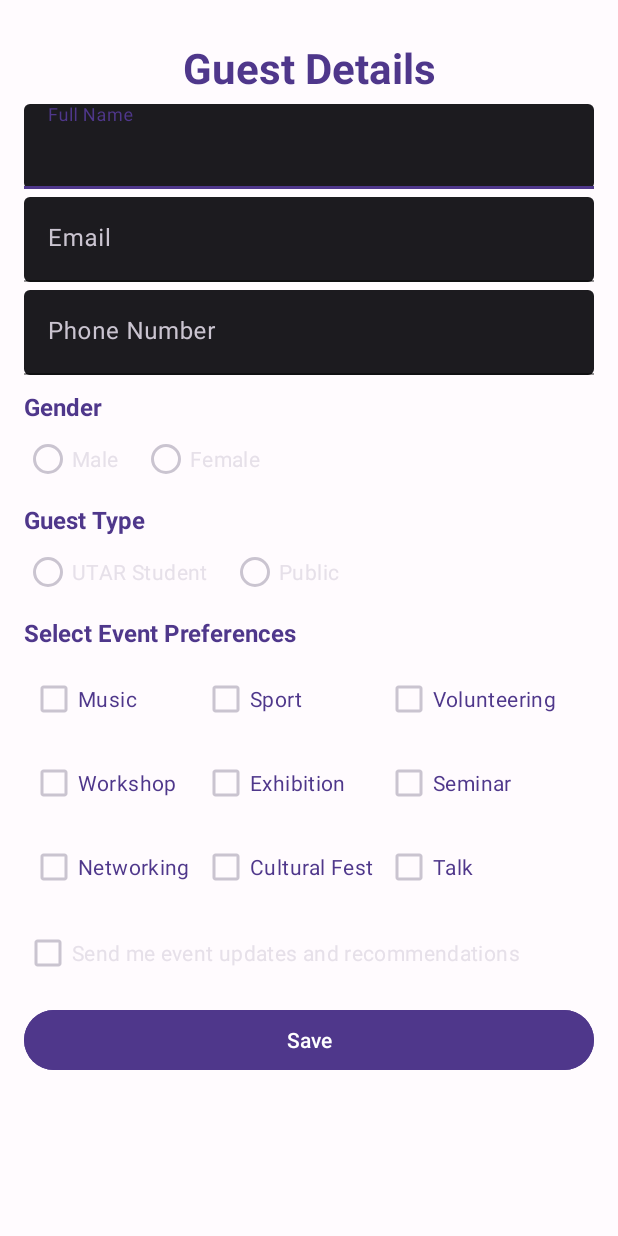
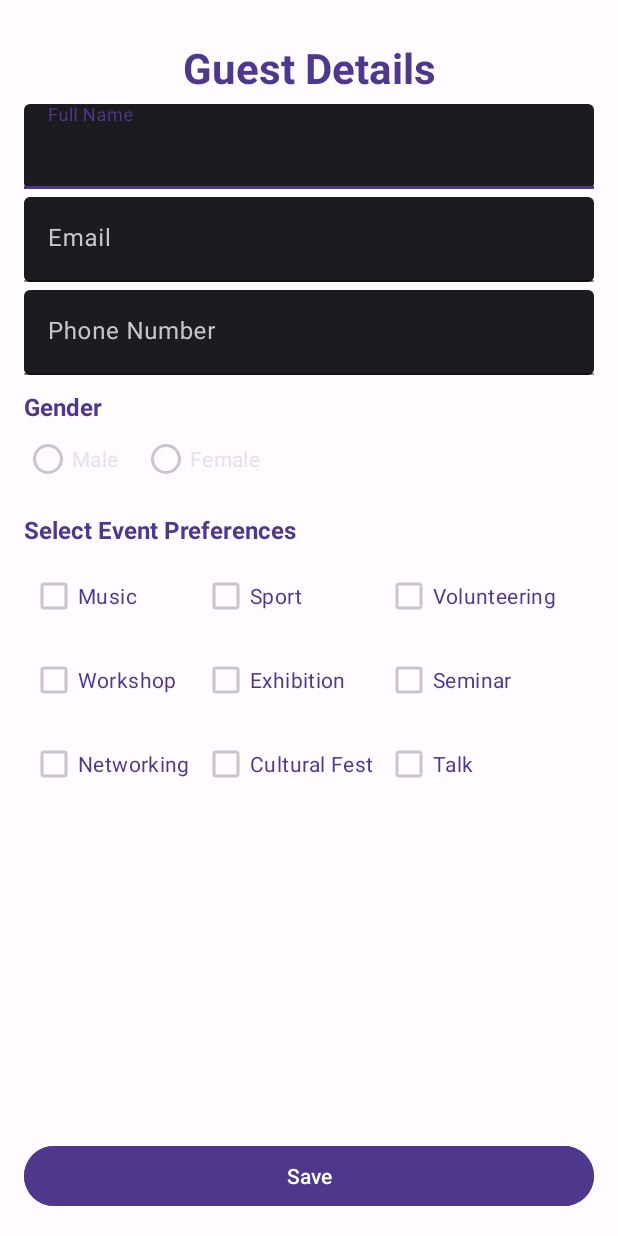
Before and after one commit to SparkySky/UTAR-ACT-a, an Android app: the layout activity_guest_form.xml on its own in the app's theme, with its tools: preview values and no code run, on a phone screen of 412 x 824 dp. Run offline under Robolectric (Android 15) with nearby library versions, the phone set to English and light mode, and no system bars.

Commit message:
Added 1. Integrated the form with profile creation and update (Require UI upgrade) 2. JSON Storage for profile (Guest & EO) 3. Guest mode is now working 4. EO profile can be stored and retrieve from Firebase

```diff
--- a/app/build.gradle
+++ b/app/build.gradle
@@ -42,9 +42,12 @@ dependencies {
     implementation libs.navigation.fragment
     implementation libs.navigation.ui
     implementation libs.firebase.auth
+    implementation libs.webkit
     testImplementation libs.junit
     androidTestImplementation libs.ext.junit
     androidTestImplementation libs.espresso.core
+
+    implementation 'com.google.code.gson:gson:2.10.1'
 
     // Import the Firebase BoM
     implementation platform('com.google.firebase:firebase-bom:34.0.0')
@@ -53,6 +56,8 @@ dependencies {
     // When using the BoM, don't specify versions in Firebase dependencies
     implementation 'com.google.firebase:firebase-analytics'
     implementation 'com.google.firebase:firebase-auth'
+    implementation 'com.google.firebase:firebase-firestore'
+
 
     //splash screen animation
     implementation "androidx.core:core-splashscreen:1.0.0"
--- a/app/src/main/res/layout/activity_guest_form.xml
+++ b/app/src/main/res/layout/activity_guest_form.xml
@@ -126,53 +126,20 @@
     </RadioGroup>
 
     <!-- Guest Type -->
-    <TextView
-        android:id="@+id/tvGuestType"
-        android:layout_width="wrap_content"
-        android:layout_height="wrap_content"
-        android:text="@string/label_guest_type"
-        android:textColor="@color/md_theme_dark_primaryContainer"
-        android:textStyle="bold"
-        android:textSize="16sp"
-        android:layout_marginTop="5dp"
-        app:layout_constraintTop_toBottomOf="@id/rgGender"
-        app:layout_constraintStart_toStartOf="parent"/>
-
-    <RadioGroup
-        android:id="@+id/rgGuestType"
-        android:layout_width="0dp"
-        android:layout_height="wrap_content"
-        android:orientation="horizontal"
-        app:layout_constraintTop_toBottomOf="@id/tvGuestType"
-        app:layout_constraintStart_toStartOf="parent"
-        app:layout_constraintEnd_toEndOf="parent">
-
-        <RadioButton
-            android:id="@+id/rbUtarStudent"
-            android:layout_width="wrap_content"
-            android:layout_height="wrap_content"
-            android:text="@string/utar_student"/>
-
-        <RadioButton
-            android:id="@+id/rbPublic"
-            android:layout_width="wrap_content"
-            android:layout_height="wrap_content"
-            android:text="@string/public_guest"
-            android:layout_marginStart="15dp"/>
-    </RadioGroup>
 
     <!-- Preferences -->
+
     <TextView
         android:id="@+id/tvPreferences"
         android:layout_width="wrap_content"
         android:layout_height="wrap_content"
+        android:layout_marginTop="12dp"
         android:text="@string/label_preferences"
         android:textColor="@color/md_theme_dark_primaryContainer"
+        android:textSize="16sp"
         android:textStyle="bold"
-        android:textSize="16sp"
-        app:layout_constraintTop_toBottomOf="@id/rgGuestType"
         app:layout_constraintStart_toStartOf="parent"
-        android:layout_marginTop="5dp"/>
+        app:layout_constraintTop_toBottomOf="@+id/rgGender" />
 
     <GridLayout
         android:id="@+id/layoutPreferences"
@@ -204,7 +171,7 @@
             android:textColor="@color/md_theme_dark_primaryContainer"/>
 
         <CheckBox
-            android:id="@+id/cbVolunteering"
+            android:id="@+id/cbVolunteer"
             android:layout_width="wrap_content"
             android:layout_height="wrap_content"
             android:text="@string/pref_volunteering"
@@ -248,7 +215,7 @@
             android:textColor="@color/md_theme_dark_primaryContainer"/>
 
         <CheckBox
-            android:id="@+id/cbTechTalk"
+            android:id="@+id/cbTalk"
             android:layout_width="wrap_content"
             android:layout_height="wrap_content"
             android:text="@string/pref_talk"
@@ -256,27 +223,19 @@
 
     </GridLayout>
 
-    <!-- Opt-in for Notifications -->
-    <CheckBox
-        android:id="@+id/cbNotifications"
-        android:layout_width="wrap_content"
-        android:layout_height="wrap_content"
-        android:text="@string/checkbox_updates"
-        app:layout_constraintTop_toBottomOf="@id/layoutPreferences"
-        app:layout_constraintStart_toStartOf="parent"
-        android:layout_marginTop="5dp"/>
-
     <!-- Submit Button -->
     <Button
         android:id="@+id/btnSubmitGuest"
         android:layout_width="0dp"
         android:layout_height="wrap_content"
+        android:backgroundTint="@color/md_theme_dark_primaryContainer"
         android:text="@string/btn_save"
-        android:backgroundTint="@color/md_theme_dark_primaryContainer"
         android:textColor="@color/md_theme_light_onPrimary"
-        android:layout_marginTop="10dp"
-        app:layout_constraintTop_toBottomOf="@id/cbNotifications"
+        app:layout_constraintBottom_toBottomOf="parent"
+        app:layout_constraintEnd_toEndOf="parent"
+        app:layout_constraintHorizontal_bias="0.0"
         app:layout_constraintStart_toStartOf="parent"
-        app:layout_constraintEnd_toEndOf="parent" />
+        app:layout_constraintTop_toTopOf="parent"
+        app:layout_constraintVertical_bias="1.0" />
 
 </androidx.constraintlayout.widget.ConstraintLayout>
--- a/app/src/main/res/layout/activity_login.xml
+++ b/app/src/main/res/layout/activity_login.xml
@@ -52,6 +52,7 @@
         android:layout_width="0dp"
         android:layout_height="48dp"
         android:layout_marginTop="12dp"
+        android:text="alvinjiahao2003@gmail.com"
         android:hint="Email"
         android:autofillHints="emailAddress"
         android:inputType="textEmailAddress"
@@ -64,6 +65,7 @@
         android:layout_width="0dp"
         android:layout_height="48dp"
         android:layout_marginTop="8dp"
+        android:text="123Qwert"
         android:hint="Password"
         android:inputType="textPassword"
         app:layout_constraintEnd_toEndOf="parent"
--- a/app/src/main/res/values/strings.xml
+++ b/app/src/main/res/values/strings.xml
@@ -24,7 +24,7 @@
     <string name="gender_male">Male</string>
     <string name="gender_female">Female</string>
     <string name="label_guest_type">Guest Type</string>
-    <string name="utar_student">UTAR Student</string>
+    <string name="utar_individual">UTAR Student/Staff</string>
     <string name="public_guest">Public</string>
     <string name="hint_student_id">Student ID</string>
     <string name="hint_course">Course / Faculty</string>
--- a/gradle/libs.versions.toml
+++ b/gradle/libs.versions.toml
@@ -11,6 +11,7 @@ lifecycleViewmodelKtx = "2.6.1"
 navigationFragment = "2.6.0"
 navigationUi = "2.6.0"
 firebaseAuth = "24.0.0"
+webkit = "1.14.0"
 
 [libraries]
 junit = { group = "junit", name = "junit", version.ref = "junit" }
@@ -24,6 +25,7 @@ lifecycle-viewmodel-ktx = { group = "androidx.lifecycle", name = "lifecycle-view
 navigation-fragment = { group = "androidx.navigation", name = "navigation-fragment", version.ref = "navigationFragment" }
 navigation-ui = { group = "androidx.navigation", name = "navigation-ui", version.ref = "navigationUi" }
 firebase-auth = { group = "com.google.firebase", name = "firebase-auth", version.ref = "firebaseAuth" }
+webkit = { group = "androidx.webkit", name = "webkit", version.ref = "webkit" }
 
 [plugins]
 android-application = { id = "com.android.application", version.ref = "agp" }
```
Also changed, not shown: app/src/main/AndroidManifest.xml (+3 -4 lines), app/src/main/java/com/meow/utaract/GuestFormActivity.java (added, +117 -0 lines), app/src/main/java/com/meow/utaract/LoginActivity.java (+28 -29 lines), app/src/main/java/com/meow/utaract/MainActivity.java (+65 -11 lines), app/src/main/java/com/meow/utaract/SignupActivity.java (+6 -8 lines), app/src/main/java/com/meow/utaract/SplashActivity.java (+17 -10 lines), app/src/main/java/com/meow/utaract/firebase/AuthService.java (added, +43 -0 lines), app/src/main/java/com/meow/utaract/utils/GuestProfile.java (added, +52 -0 lines), app/src/main/java/com/meow/utaract/utils/GuestProfileStorage.java (added, +114 -0 lines).
